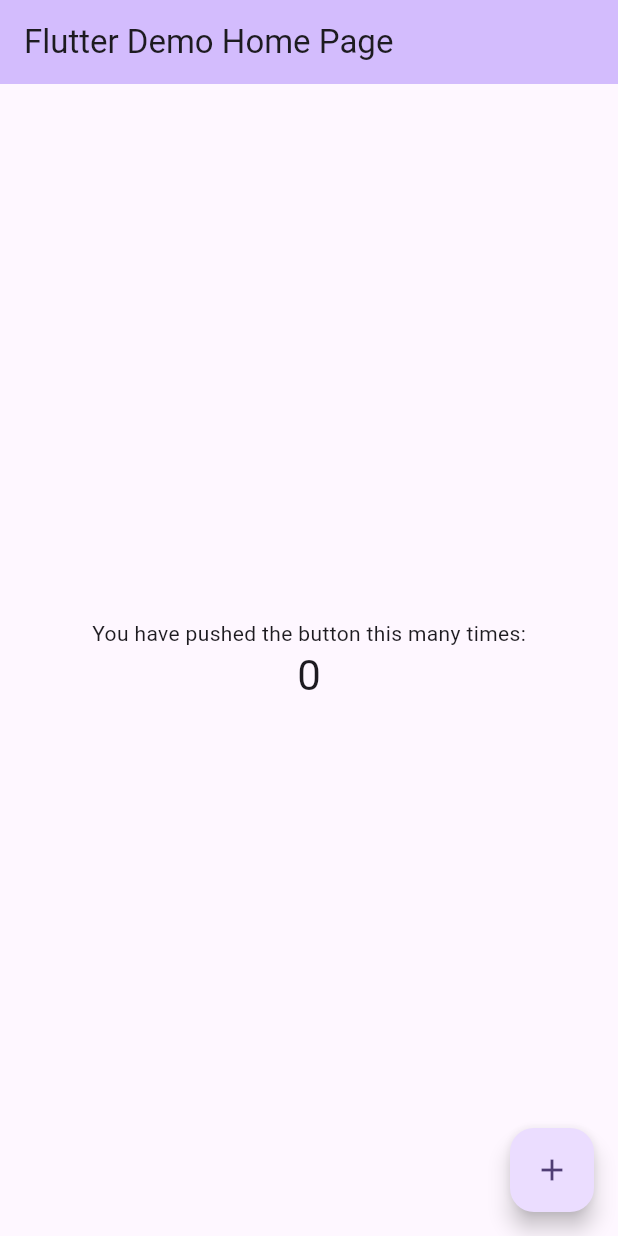
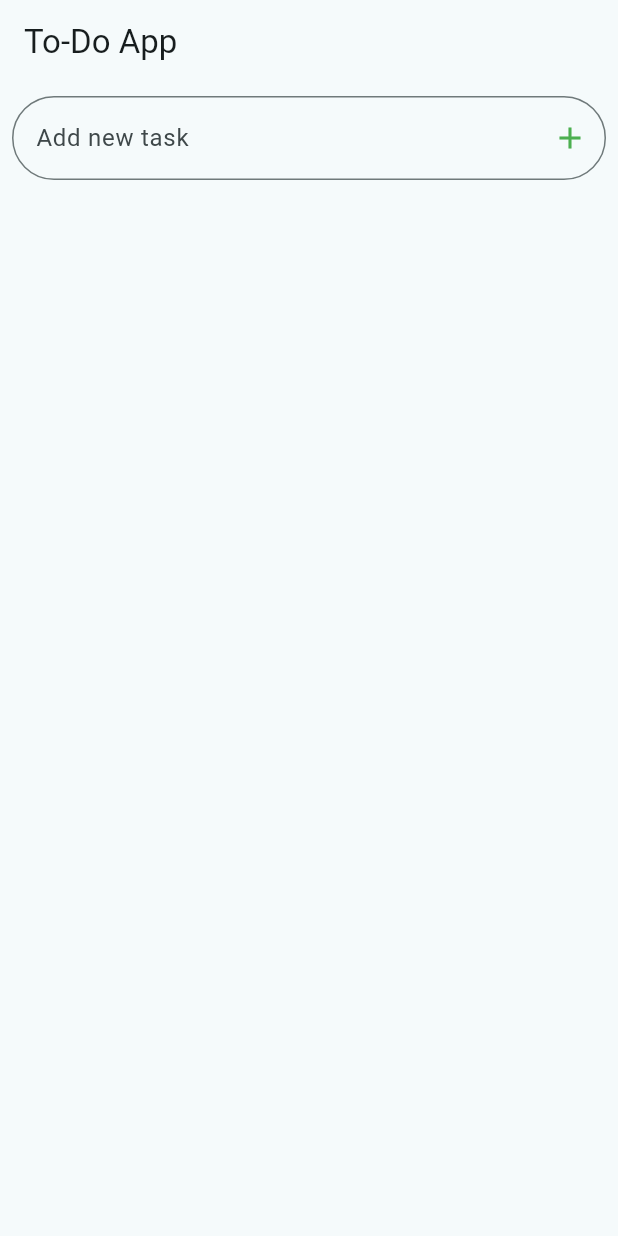
Before and after one commit to ftmkyz/To_Do, a Flutter app: the screen it shows after launch, on a phone screen of 412 x 824 dp. Run offline on Flutter 3.47's test engine with Material 3 defaults, Android fonts, the phone set to English and light mode, and no system bars; our stand-ins replace shared_preferences.

Commit message:
edit todo

```diff
--- /dev/null
+++ b/lib/Screens/todo_screen.dart
@@ -0,0 +1,109 @@
+import 'package:flutter/material.dart';
+import 'package:shared_preferences/shared_preferences.dart';
+
+class MyApp extends StatelessWidget {
+  const MyApp({super.key});
+
+  // This widget is the root of your application.
+  @override
+  Widget build(BuildContext context) {
+    return MaterialApp(
+      title: 'Flutter Demo',
+      theme: ThemeData(
+        colorScheme: ColorScheme.fromSeed(seedColor: Colors.white),
+        useMaterial3: true,
+      ),
+      home: const MyHomePage(title: 'Flutter Demo Home Page'),
+    );
+  }
+}
+
+class MyHomePage extends StatefulWidget {
+  const MyHomePage({super.key, required this.title});
+
+  final String title;
+
+  @override
+  State<MyHomePage> createState() => _MyHomePageState();
+}
+
+class _MyHomePageState extends State<MyHomePage> {
+  late SharedPreferences _prefs;
+  final TextEditingController _controller = TextEditingController();
+  List<String> todos = [];
+
+  @override
+  void initState() {
+    super.initState();
+    _initializePrefs();
+  }
+
+  Future<void> _initializePrefs() async {
+    _prefs = await SharedPreferences.getInstance();
+
+    setState(() {
+      //todos = _prefs.getStringList('todos') ?? [];
+    });
+  }
+
+  @override
+  Widget build(BuildContext context) {
+    return Scaffold(
+      appBar: AppBar(
+        title: const Text('To-Do App'),
+        // backgroundColor: Theme.of(context).colorScheme.inversePrimary,
+      ),
+      body: Column(
+        children: <Widget>[
+          Expanded(
+            child: Padding(
+              padding: const EdgeInsets.all(8.0),
+              child: TextField(
+                keyboardType: TextInputType.multiline,
+                maxLines: null,
+                controller: _controller,
+                decoration: InputDecoration(
+                  border: OutlineInputBorder(
+                    borderRadius: BorderRadius.circular(50.0),
+                  ),
+                  labelText: 'Add new task',
+                  suffixIcon: IconButton(
+                    onPressed: () {
+                      _saveTodo(_controller.text);
+                    },
+                    icon: const Icon(Icons.add),
+                    color: Colors.green,
+                  ),
+                ),
+              ),
+            ),
+          ),
+          Expanded(
+            child: Align(
+              alignment: Alignment.topCenter,
+              child: Padding(
+                padding: const EdgeInsets.all(8.0),
+                child: ListView.builder(
+                  itemCount: todos.length,
+                  itemBuilder: (context, index) {
+                    return ListTile(
+                      title: Text(todos[index]),
+                    );
+                  },
+                ),
+              ),
+            ),
+          ),
+        ],
+      ),
+    );
+  }
+
+  Future<void> _saveTodo(String todo) async {
+    setState(() {
+      todos.add(todo);
+      // print(todos);
+    });
+    await _prefs.setStringList('todos', todos);
+  }
+}
--- a/lib/main.dart
+++ b/lib/main.dart
@@ -1,125 +1,6 @@
 import 'package:flutter/material.dart';
+import 'package:to_do_app/Screens/todo_screen.dart';
 
 void main() {
   runApp(const MyApp());
 }
-
-class MyApp extends StatelessWidget {
-  const MyApp({super.key});
-
-  // This widget is the root of your application.
-  @override
-  Widget build(BuildContext context) {
-    return MaterialApp(
-      title: 'Flutter Demo',
-      theme: ThemeData(
-        // This is the theme of your application.
-        //
-        // TRY THIS: Try running your application with "flutter run". You'll see
-        // the application has a purple toolbar. Then, without quitting the app,
-        // try changing the seedColor in the colorScheme below to Colors.green
-        // and then invoke "hot reload" (save your changes or press the "hot
-        // reload" button in a Flutter-supported IDE, or press "r" if you used
-        // the command line to start the app).
-        //
-        // Notice that the counter didn't reset back to zero; the application
-        // state is not lost during the reload. To reset the state, use hot
-        // restart instead.
-        //
-        // This works for code too, not just values: Most code changes can be
-        // tested with just a hot reload.
-        colorScheme: ColorScheme.fromSeed(seedColor: Colors.deepPurple),
-        useMaterial3: true,
-      ),
-      home: const MyHomePage(title: 'Flutter Demo Home Page'),
-    );
-  }
-}
-
-class MyHomePage extends StatefulWidget {
-  const MyHomePage({super.key, required this.title});
-
-  // This widget is the home page of your application. It is stateful, meaning
-  // that it has a State object (defined below) that contains fields that affect
-  // how it looks.
-
-  // This class is the configuration for the state. It holds the values (in this
-  // case the title) provided by the parent (in this case the App widget) and
-  // used by the build method of the State. Fields in a Widget subclass are
-  // always marked "final".
-
-  final String title;
-
-  @override
-  State<MyHomePage> createState() => _MyHomePageState();
-}
-
-class _MyHomePageState extends State<MyHomePage> {
-  int _counter = 0;
-
-  void _incrementCounter() {
-    setState(() {
-      // This call to setState tells the Flutter framework that something has
-      // changed in this State, which causes it to rerun the build method below
-      // so that the display can reflect the updated values. If we changed
-      // _counter without calling setState(), then the build method would not be
-      // called again, and so nothing would appear to happen.
-      _counter++;
-    });
-  }
-
-  @override
-  Widget build(BuildContext context) {
-    // This method is rerun every time setState is called, for instance as done
-    // by the _incrementCounter method above.
-    //
-    // The Flutter framework has been optimized to make rerunning build methods
-    // fast, so that you can just rebuild anything that needs updating rather
-    // than having to individually change instances of widgets.
-    return Scaffold(
-      appBar: AppBar(
-        // TRY THIS: Try changing the color here to a specific color (to
-        // Colors.amber, perhaps?) and trigger a hot reload to see the AppBar
-        // change color while the other colors stay the same.
-        backgroundColor: Theme.of(context).colorScheme.inversePrimary,
-        // Here we take the value from the MyHomePage object that was created by
-        // the App.build method, and use it to set our appbar title.
-        title: Text(widget.title),
-      ),
-      body: Center(
-        // Center is a layout widget. It takes a single child and positions it
-        // in the middle of the parent.
-        child: Column(
-          // Column is also a layout widget. It takes a list of children and
-          // arranges them vertically. By default, it sizes itself to fit its
-          // children horizontally, and tries to be as tall as its parent.
-          //
-          // Column has various properties to control how it sizes itself and
-          // how it positions its children. Here we use mainAxisAlignment to
-          // center the children vertically; the main axis here is the vertical
-          // axis because Columns are vertical (the cross axis would be
-          // horizontal).
-          //
-          // TRY THIS: Invoke "debug painting" (choose the "Toggle Debug Paint"
-          // action in the IDE, or press "p" in the console), to see the
-          // wireframe for each widget.
-          mainAxisAlignment: MainAxisAlignment.center,
-          children: <Widget>[
-            const Text(
-              'You have pushed the button this many times:',
-            ),
-            Text(
-              '$_counter',
-              style: Theme.of(context).textTheme.headlineMedium,
-            ),
-          ],
-        ),
-      ),
-      floatingActionButton: FloatingActionButton(
-        onPressed: _incrementCounter,
-        tooltip: 'Increment',
-        child: const Icon(Icons.add),
-      ), // This trailing comma makes auto-formatting nicer for build methods.
-    );
-  }
-}
--- a/pubspec.yaml
+++ b/pubspec.yaml
@@ -30,7 +30,7 @@ environment:
 dependencies:
   flutter:
     sdk: flutter
-
+  shared_preferences: ^2.0.8
 
   # The following adds the Cupertino Icons font to your application.
   # Use with the CupertinoIcons class for iOS style icons.
```
Also changed, not shown: pubspec.lock, 8 other files.
